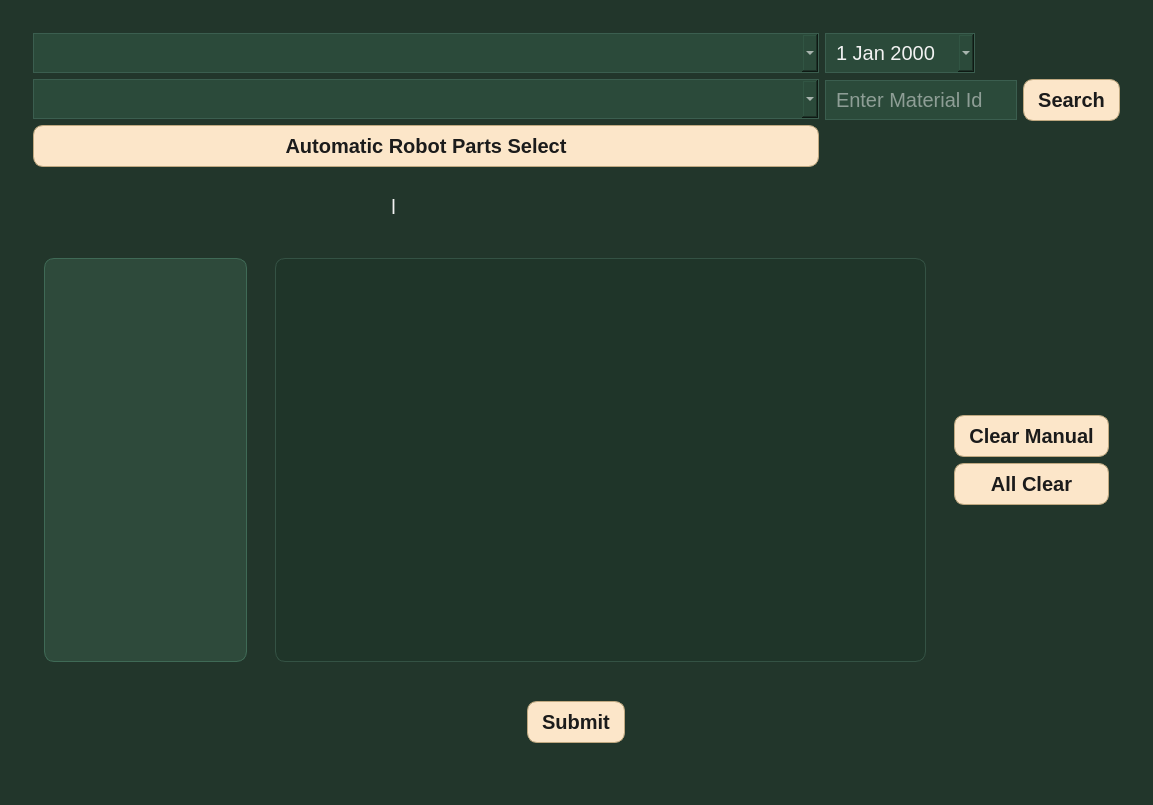
This is autopurchase.ui in TwIntern24/autoPurchase as Qt 5 draws it before an edit. The edited form follows.
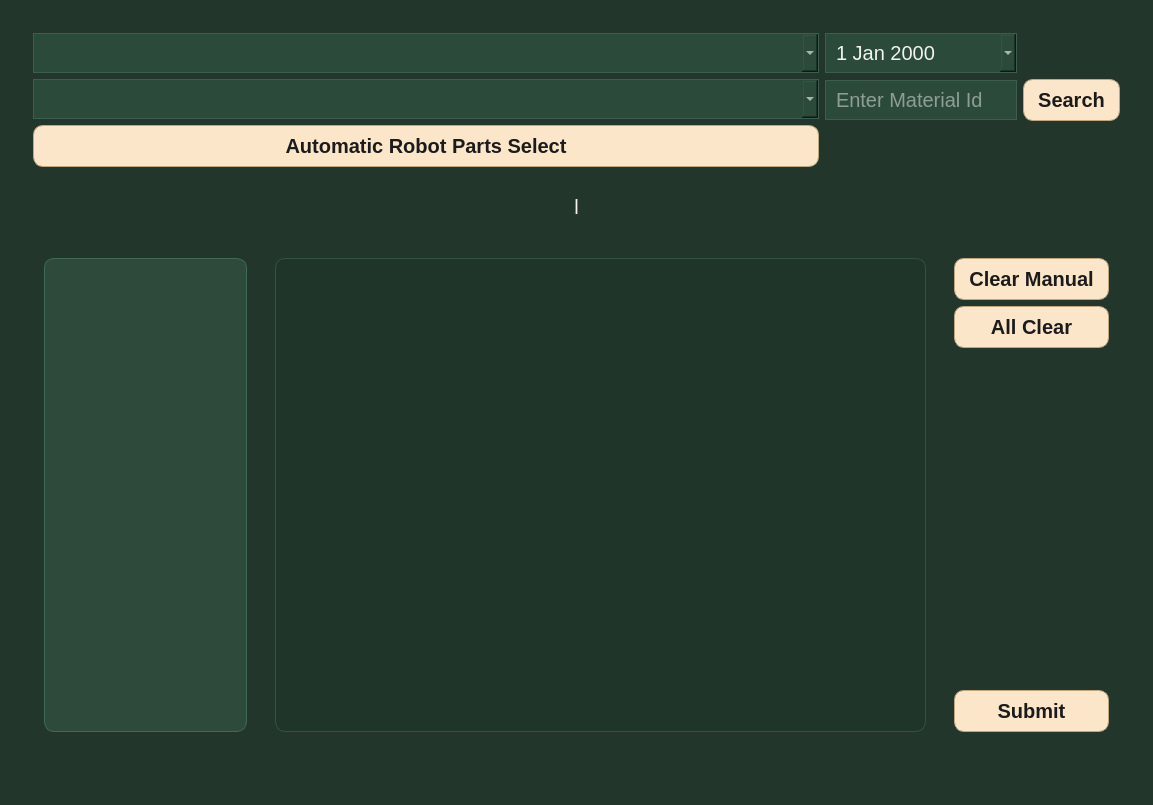
This is the edited form.

```diff
--- a/autopurchase.ui
+++ b/autopurchase.ui
@@ -276,6 +276,12 @@
            <layout class="QGridLayout" name="gridLayout" rowstretch="0,0,0" columnstretch="0,0">
             <item row="0" column="0">
              <widget class="QDateEdit" name="dateEditRequest">
+              <property name="sizePolicy">
+               <sizepolicy hsizetype="Minimum" vsizetype="Fixed">
+                <horstretch>0</horstretch>
+                <verstretch>0</verstretch>
+               </sizepolicy>
+              </property>
               <property name="minimumSize">
                <size>
                 <width>0</width>
@@ -284,7 +290,7 @@
               </property>
               <property name="maximumSize">
                <size>
-                <width>150</width>
+                <width>192</width>
                 <height>16777215</height>
                </size>
               </property>
@@ -413,7 +419,7 @@
          <property name="styleSheet">
           <string notr="true"/>
          </property>
-         <layout class="QHBoxLayout" name="horizontalLayout_3" stretch="2,1">
+         <layout class="QHBoxLayout" name="horizontalLayout_3" stretch="0">
           <item>
            <widget class="QLabel" name="labelLoading">
             <property name="sizePolicy">
@@ -430,22 +436,6 @@
             </property>
            </widget>
           </item>
-          <item>
-           <widget class="QLabel" name="labelStatus">
-            <property name="sizePolicy">
-             <sizepolicy hsizetype="Minimum" vsizetype="Minimum">
-              <horstretch>0</horstretch>
-              <verstretch>0</verstretch>
-             </sizepolicy>
-            </property>
-            <property name="text">
-             <string/>
-            </property>
-            <property name="alignment">
-             <set>Qt::AlignCenter</set>
-            </property>
-           </widget>
-          </item>
          </layout>
         </widget>
        </item>
@@ -533,7 +523,10 @@
             </property>
             <layout class="QVBoxLayout" name="verticalLayout_7" stretch="0">
              <item>
-              <layout class="QVBoxLayout" name="verticalLayout" stretch="0,0">
+              <layout class="QVBoxLayout" name="verticalLayout" stretch="0,0,0,0">
+               <property name="spacing">
+                <number>6</number>
+               </property>
                <item>
                 <widget class="QPushButton" name="btnClearManual">
                  <property name="sizePolicy">
@@ -560,24 +553,26 @@
                  </property>
                 </widget>
                </item>
-              </layout>
-             </item>
-            </layout>
-           </widget>
-          </item>
-         </layout>
-        </widget>
-       </item>
        <item>
-        <widget class="QWidget" name="bottomBar" native="true">
-         <property name="styleSheet">
-          <string notr="true"/>
-         </property>
-         <layout class="QHBoxLayout" name="horizontalLayout_4">
+                <widget class="QLabel" name="labelStatus">
+                 <property name="sizePolicy">
+                  <sizepolicy hsizetype="Minimum" vsizetype="Minimum">
+                   <horstretch>0</horstretch>
+                   <verstretch>0</verstretch>
+                  </sizepolicy>
+                 </property>
+                 <property name="text">
+                  <string/>
+                 </property>
+                 <property name="alignment">
+                  <set>Qt::AlignCenter</set>
+                 </property>
+                </widget>
+               </item>
           <item>
            <widget class="QPushButton" name="btnSubmit">
             <property name="sizePolicy">
-             <sizepolicy hsizetype="Fixed" vsizetype="Fixed">
+                  <sizepolicy hsizetype="Minimum" vsizetype="Fixed">
               <horstretch>0</horstretch>
               <verstretch>0</verstretch>
              </sizepolicy>
@@ -585,6 +580,11 @@
             <property name="text">
              <string>Submit</string>
             </property>
+                </widget>
+               </item>
+              </layout>
+             </item>
+            </layout>
            </widget>
           </item>
          </layout>
```
Lines whose indentation alone changed are shown as unchanged.
